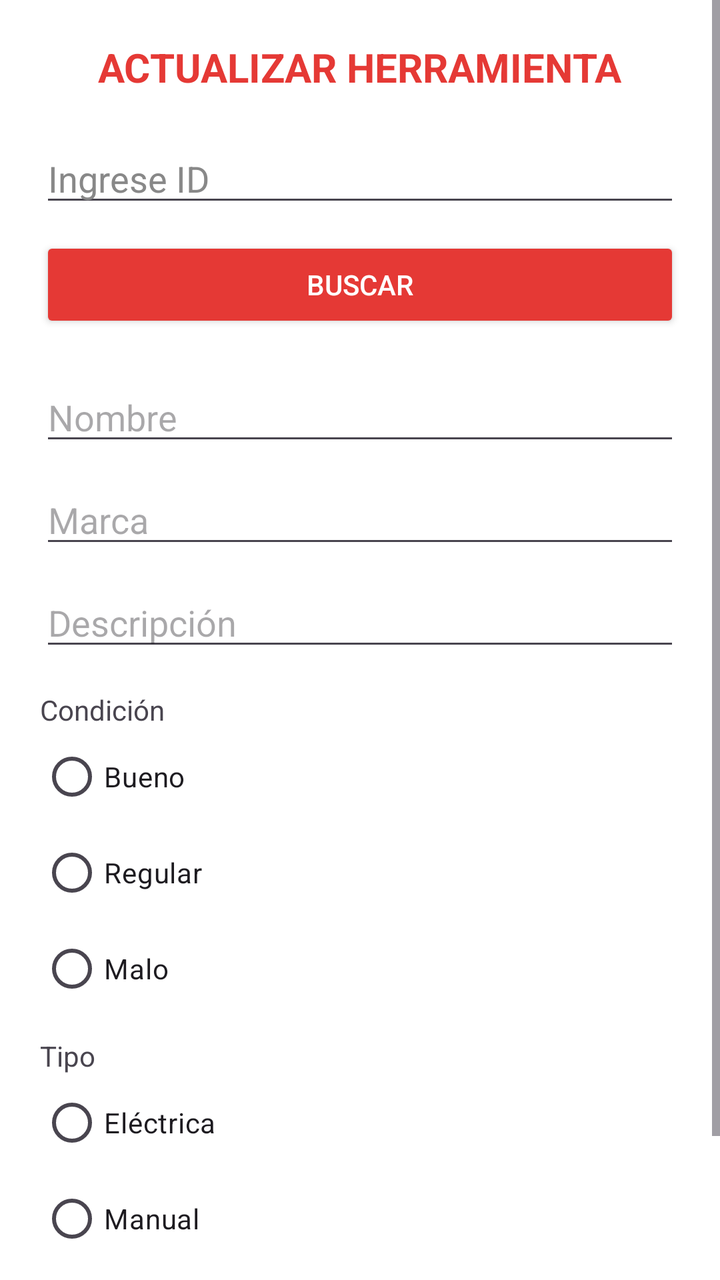
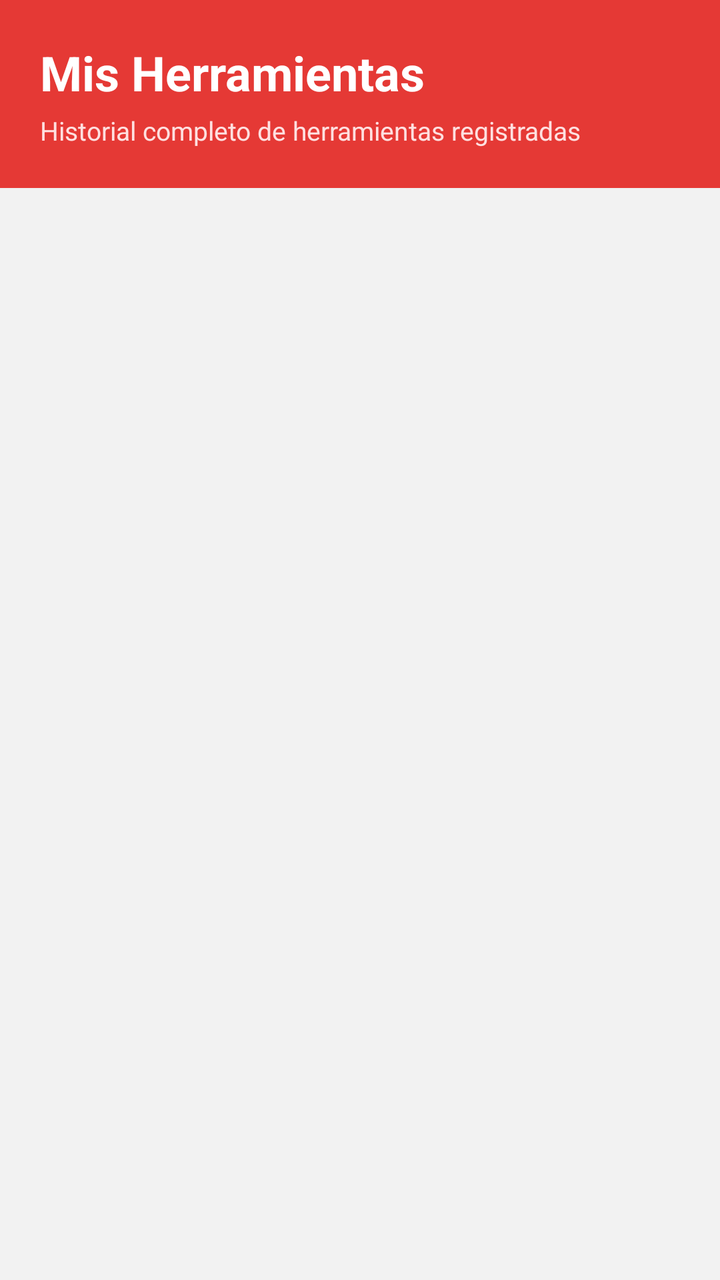

Two renders of the same Android screen: before a commit and after it. Below are the layout's source before the change and the commit's diff.
<!-- AndroidManifest.xml: application theme Theme.MyApplication -->
<!-- res/layout/fragment_historial.xml -->
<?xml version="1.0" encoding="utf-8"?>
<ScrollView xmlns:android="http://schemas.android.com/apk/res/android"
    android:layout_width="match_parent"
    android:layout_height="match_parent"
    android:background="#FFFFFF">

    <LinearLayout
        android:layout_width="match_parent"
        android:layout_height="wrap_content"
        android:orientation="vertical"
        android:padding="20dp">

        
        <TextView
            android:layout_width="wrap_content"
            android:layout_height="wrap_content"
            android:text="ACTUALIZAR HERRAMIENTA"
            android:textSize="20sp"
            android:textStyle="bold"
            android:textColor="#E53935"
            android:layout_gravity="center"
            android:layout_marginBottom="20dp"/>

        
        <EditText
            android:id="@+id/edtId"
            android:layout_width="match_parent"
            android:layout_height="wrap_content"
            android:hint="Ingrese ID"
            android:inputType="number"
            android:textColor="#000000"
            android:textColorHint="#888888"
            android:layout_marginBottom="10dp"/>

        <Button
            android:id="@+id/btnBuscar"
            android:layout_width="match_parent"
            android:layout_height="wrap_content"
            android:text="BUSCAR"
            android:textColor="#FFFFFF"
            android:backgroundTint="#E53935"
            android:layout_marginBottom="20dp"/>

        
        <EditText
            android:id="@+id/edtNombre"
            android:layout_width="match_parent"
            android:layout_height="wrap_content"
            android:hint="Nombre"
            android:textColor="#000000"
            android:layout_marginBottom="10dp"/>

        <EditText
            android:id="@+id/edtMarca"
            android:layout_width="match_parent"
            android:layout_height="wrap_content"
            android:hint="Marca"
            android:textColor="#000000"
            android:layout_marginBottom="10dp"/>

        <EditText
            android:id="@+id/edtDescripcion"
            android:layout_width="match_parent"
            android:layout_height="wrap_content"
            android:hint="Descripción"
            android:textColor="#000000"
            android:layout_marginBottom="15dp"/>

        
        <TextView
            android:layout_width="wrap_content"
            android:layout_height="wrap_content"
            android:text="Condición"/>

        <RadioGroup
            android:id="@+id/rgCondicion"
            android:layout_width="wrap_content"
            android:layout_height="wrap_content">

            <RadioButton
                android:id="@+id/rbtBueno"
                android:text="Bueno"/>

            <RadioButton
                android:id="@+id/rbtRegular"
                android:text="Regular"/>

            <RadioButton
                android:id="@+id/rbtMalo"
                android:text="Malo"/>

        </RadioGroup>

        
        <TextView
            android:layout_width="wrap_content"
            android:layout_height="wrap_content"
            android:text="Tipo"
            android:layout_marginTop="10dp"/>

        <RadioGroup
            android:id="@+id/rgTipo"
            android:layout_width="wrap_content"
            android:layout_height="wrap_content">

            <RadioButton
                android:id="@+id/rbtElectrica"
                android:text="Eléctrica"    />

            <RadioButton
                android:id="@+id/rbtManual"
                android:text="Manual"   />

        </RadioGroup>

        
        <Button
            android:id="@+id/btnActualizar"
            android:layout_width="match_parent"
            android:layout_height="wrap_content"
            android:text="ACTUALIZAR"
            android:textColor="#FFFFFF"
            android:backgroundTint="#424242"
            android:layout_marginTop="20dp"/>

    </LinearLayout>

</ScrollView>
<!-- resources referenced by this layout -->
<resources>
  <style name="Theme.MyApplication" parent="Base.Theme.MyApplication" />
  <style name="Base.Theme.MyApplication" parent="Theme.Material3.DayNight.NoActionBar">
          
          
      </style>
</resources>

<!-- the commit's change to res/layout/fragment_historial.xml (unified diff, before → after) -->
@@ -1,128 +1,43 @@
 <?xml version="1.0" encoding="utf-8"?>
-<ScrollView xmlns:android="http://schemas.android.com/apk/res/android"
+<LinearLayout xmlns:android="http://schemas.android.com/apk/res/android"
     android:layout_width="match_parent"
     android:layout_height="match_parent"
-    android:background="#FFFFFF">
+    android:orientation="vertical"
+    android:background="#F2F2F2">
 
+    
     <LinearLayout
         android:layout_width="match_parent"
         android:layout_height="wrap_content"
         android:orientation="vertical"
+        android:background="#E53935"
         android:padding="20dp">
 
-        
         <TextView
             android:layout_width="wrap_content"
             android:layout_height="wrap_content"
-            android:text="ACTUALIZAR HERRAMIENTA"
-            android:textSize="20sp"
-            android:textStyle="bold"
-            android:textColor="#E53935"
-            android:layout_gravity="center"
-            android:layout_marginBottom="20dp"/>
+            android:text="Mis Herramientas"
+            android:textColor="#FFFFFF"
+            android:textSize="24sp"
+            android:textStyle="bold"/>
 
-        
-        <EditText
-            android:id="@+id/edtId"
-            android:layout_width="match_parent"
-            android:layout_height="wrap_content"
-            android:hint="Ingrese ID"
-            android:inputType="number"
-            android:textColor="#000000"
-            android:textColorHint="#888888"
-            android:layout_marginBottom="10dp"/>
-
-        <Button
-            android:id="@+id/btnBuscar"
-            android:layout_width="match_parent"
-            android:layout_height="wrap_content"
-            android:text="BUSCAR"
-            android:textColor="#FFFFFF"
-            android:backgroundTint="#E53935"
-            android:layout_marginBottom="20dp"/>
-
-        
-        <EditText
-            android:id="@+id/edtNombre"
-            android:layout_width="match_parent"
-            android:layout_height="wrap_content"
-            android:hint="Nombre"
-            android:textColor="#000000"
-            android:layout_marginBottom="10dp"/>
-
-        <EditText
-            android:id="@+id/edtMarca"
-            android:layout_width="match_parent"
-            android:layout_height="wrap_content"
-            android:hint="Marca"
-            android:textColor="#000000"
-            android:layout_marginBottom="10dp"/>
-
-        <EditText
-            android:id="@+id/edtDescripcion"
-            android:layout_width="match_parent"
-            android:layout_height="wrap_content"
-            android:hint="Descripción"
-            android:textColor="#000000"
-            android:layout_marginBottom="15dp"/>
-
-        
         <TextView
             android:layout_width="wrap_content"
             android:layout_height="wrap_content"
-            android:text="Condición"/>
-
-        <RadioGroup
-            android:id="@+id/rgCondicion"
-            android:layout_width="wrap_content"
-            android:layout_height="wrap_content">
-
-            <RadioButton
-                android:id="@+id/rbtBueno"
-                android:text="Bueno"/>
-
-            <RadioButton
-                android:id="@+id/rbtRegular"
-                android:text="Regular"/>
-
-            <RadioButton
-                android:id="@+id/rbtMalo"
-                android:text="Malo"/>
-
-        </RadioGroup>
-
-        
-        <TextView
-            android:layout_width="wrap_content"
-            android:layout_height="wrap_content"
-            android:text="Tipo"
-            android:layout_marginTop="10dp"/>
-
-        <RadioGroup
-            android:id="@+id/rgTipo"
-            android:layout_width="wrap_content"
-            android:layout_height="wrap_content">
-
-            <RadioButton
-                android:id="@+id/rbtElectrica"
-                android:text="Eléctrica"    />
-
-            <RadioButton
-                android:id="@+id/rbtManual"
-                android:text="Manual"   />
-
-        </RadioGroup>
-
-        
-        <Button
-            android:id="@+id/btnActualizar"
-            android:layout_width="match_parent"
-            android:layout_height="wrap_content"
-            android:text="ACTUALIZAR"
-            android:textColor="#FFFFFF"
-            android:backgroundTint="#424242"
-            android:layout_marginTop="20dp"/>
+            android:text="Historial completo de herramientas registradas"
+            android:textColor="#FFE0E0"
+            android:textSize="13sp"
+            android:layout_marginTop="4dp"/>
 
     </LinearLayout>
 
-</ScrollView>
+    
+    <androidx.recyclerview.widget.RecyclerView
+        android:id="@+id/rvHerramientas"
+        android:layout_width="match_parent"
+        android:layout_height="match_parent"
+        android:paddingHorizontal="12dp"
+        android:paddingTop="12dp"
+        android:clipToPadding="false"/>
+
+</LinearLayout>
